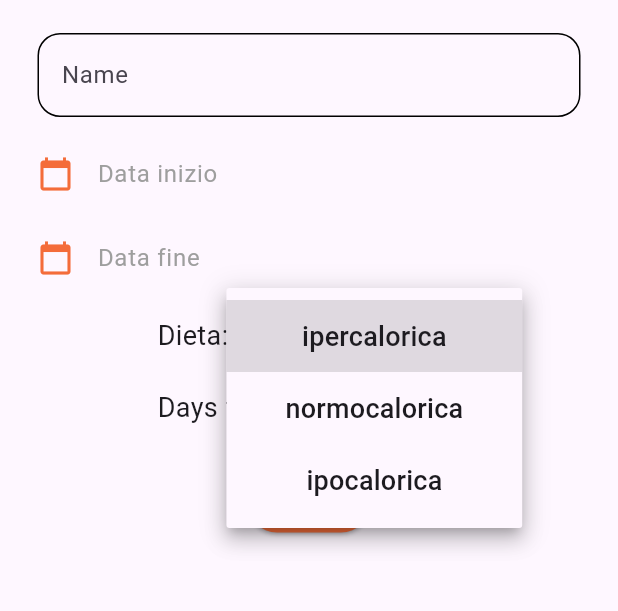
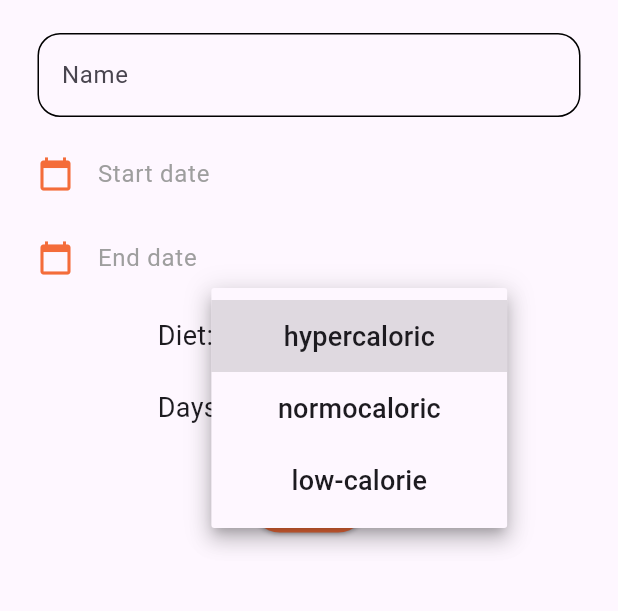
Before and after one commit to Pasq98/gymly, a Flutter app: the CreateSchedule screen opened directly, after a tap on the "arrow drop down" icon, on a phone screen of 412 x 824 dp, the part 69-680 px from its top. Run offline on Flutter 3.47's test engine with Material 3 defaults, Android fonts, the phone set to English and light mode, and no system bars; our stand-ins replace bloc, equatable, flutter_bloc, google_fonts, logger, lottie and 1 more; accounts and stored records are empty.

Commit message:
Fixed minor bug

```diff
--- a/lib/pages/ViewExcercise/excerciseItem.dart
+++ b/lib/pages/ViewExcercise/excerciseItem.dart
@@ -105,6 +105,9 @@ class _ExcerciseItemState extends State<ExcerciseItem> {
                                 decoration: InputDecoration(
                                   filled: true,
                                   hintText: widget.excercise.reps![currentSet].rep.toString(),
+                                  hintStyle: widget.excercise.reps![currentSet].peso.toString() != '0'
+                                      ? const TextStyle(color: CustomColor.fontBlack)
+                                      : const TextStyle(color: Colors.grey),
                                   focusedBorder: const OutlineInputBorder(
                                     borderSide: BorderSide(
                                       color: Colors.orange,
@@ -125,6 +128,9 @@ class _ExcerciseItemState extends State<ExcerciseItem> {
                               decoration: InputDecoration(
                                 filled: true,
                                 hintText: widget.excercise.reps![currentSet].peso.toString(),
+                                hintStyle: widget.excercise.reps![currentSet].peso.toString() != '0'
+                                    ? const TextStyle(color: CustomColor.fontBlack)
+                                    : const TextStyle(color: Colors.grey),
                                 focusedBorder: const OutlineInputBorder(
                                   borderSide: BorderSide(
                                     color: Colors.orange,
--- a/lib/pages/ViewExcercise/filterExcercise.dart
+++ b/lib/pages/ViewExcercise/filterExcercise.dart
@@ -24,7 +24,6 @@ class _FilterExcerciseState extends State<FilterExcercise> {
 
   @override
   void initState() {
-    //TODO: context da dove lo prende???
     context.read<CreateLabelFilterCubit>().createLabels(widget.currentSchedule);
     super.initState();
   }
@@ -48,7 +47,6 @@ class _FilterExcerciseState extends State<FilterExcercise> {
           _selectedWeek = value!;
 
           context.read<FilterExcerciseCubit>().changeFilter(week: _selectedWeek);
-          //TODO collegare cubit in maniera automatica, poco corretto sto accrocchio
           context.read<ExcerciseCubit>().getExcercises(ExcerciseModel(
                 idSchedule: context.read<FilterExcerciseCubit>().state.id_schedule,
                 idDay: context.read<FilterExcerciseCubit>().state.selectedDays,
@@ -91,7 +89,6 @@ class _FilterExcerciseState extends State<FilterExcercise> {
           _selectedDay = value!;
           print("SelctedDay $_selectedDay");
           context.read<FilterExcerciseCubit>().changeFilter(day: _selectedDay);
-          //TODO collegare cubit in maniera automatica, poco corretto sto accrocchio
 
           context.read<ExcerciseCubit>().getExcercises(ExcerciseModel(
                 idSchedule: context.read<FilterExcerciseCubit>().state.id_schedule,
--- a/lib/pages/ViewExcercise/view_excercise.dart
+++ b/lib/pages/ViewExcercise/view_excercise.dart
@@ -29,7 +29,6 @@ class _ViewExcerciseState extends State<ViewExcercise> {
   var logger = Logger();
   @override
   void initState() {
-    // TODO: implement initState
     context.read<ExcerciseCubit>().getExcercises(ExcerciseModel(
           idSchedule: context.read<FilterExcerciseCubit>().state.id_schedule,
           idDay: context.read<FilterExcerciseCubit>().state.selectedDays,
--- a/lib/pages/createSchedule.dart
+++ b/lib/pages/createSchedule.dart
@@ -23,7 +23,7 @@ class _CreateScheduleState extends State<CreateSchedule> {
 
   String? _name;
   String? _dieta;
-  final List<String> _tipoDieta = ['ipercalorica', 'normocalorica', 'ipocalorica'];
+  final List<String> _tipoDieta = ['hypercaloric', 'normocaloric', 'low-calorie'];
   final List<String> __daysForWeekItem = ['1', '2', '3', '4', '5', '6', '7'];
   String? _daysForWeek;
   int? _weeksLenght;
@@ -91,12 +91,12 @@ class _CreateScheduleState extends State<CreateSchedule> {
       decoration: const InputDecoration(
         border: InputBorder.none,
         icon: Icon(Icons.calendar_today, color: CustomColor.orangePrimary), //icon of text field
-        labelText: "Data inizio", //label text of field
+        labelText: "Start date", //label text of field
         labelStyle: TextStyle(color: Colors.grey),
       ),
       validator: (String? value) {
         if (value == null || value.trim().isEmpty) {
-          return 'Data inizio richiesta';
+          return 'Start date mandatory';
         }
 
         return null;
@@ -141,13 +141,13 @@ class _CreateScheduleState extends State<CreateSchedule> {
       decoration: const InputDecoration(
         border: InputBorder.none,
         icon: Icon(Icons.calendar_today, color: CustomColor.orangePrimary), //icon of text field
-        labelText: "Data fine", //label text of field
+        labelText: "End date", //label text of field
         labelStyle: TextStyle(color: Colors.grey),
       ),
       readOnly: true, // when true user cannot edit text
       validator: (String? value) {
         if (value == null || value.trim().isEmpty) {
-          return 'Data fine richiesta';
+          return 'End date mandatory';
         }
         return null;
       },
@@ -245,7 +245,7 @@ class _CreateScheduleState extends State<CreateSchedule> {
                   const Flexible(
                     flex: 2,
                     child: Text(
-                      'Dieta: ',
+                      'Diet: ',
                       style: TextStyle(
                         fontSize: 18,
                       ),
@@ -261,7 +261,7 @@ class _CreateScheduleState extends State<CreateSchedule> {
                       value: _dieta,
                       validator: (String? value) {
                         if (value == null || value.trim().isEmpty) {
-                          return 'Seleziona il tipo di dieta';
+                          return 'Please choose a diet';
                         }
                         return null;
                       },
@@ -353,7 +353,7 @@ class _CreateScheduleState extends State<CreateSchedule> {
               ),
               ElevatedButton(
                 onPressed: _submit,
-                child: Text('Salva'),
+                child: Text('Save'),
                 style:
                     ElevatedButton.styleFrom(backgroundColor: CustomColor.orangePrimary, foregroundColor: CustomColor.fontBlack),
               )
```
